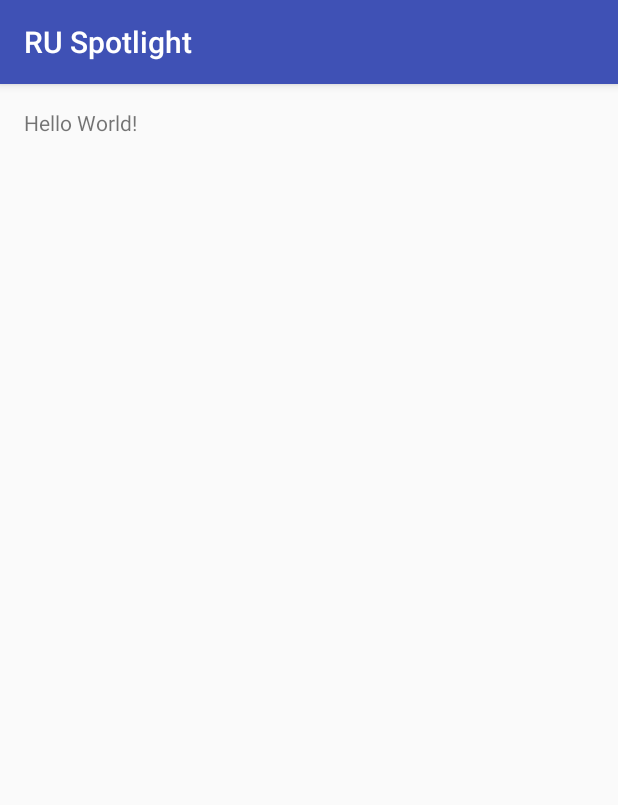
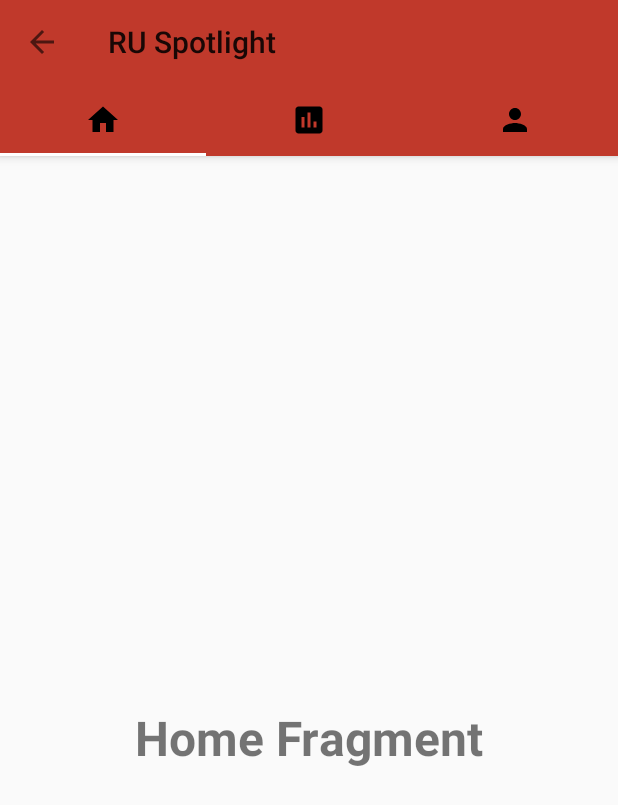
Before and after one commit to kaiomax/RUSpotlight, an Android app: the screen it shows after launch (MainActivity), on a phone screen of 412 x 824 dp. Shown: the top 805 px of the screen. Run offline under Robolectric (Android 15) with nearby library versions, the phone set to English and light mode, and no system bars.

Commit message:
Add main tab layout structure

```diff
--- a/app/build.gradle
+++ b/app/build.gradle
@@ -26,5 +26,6 @@ dependencies {
     })
     compile 'com.android.support:appcompat-v7:24.2.0'
     compile 'com.android.support:support-v4:24.2.0'
+    compile 'com.android.support:design:24.2.1'
     testCompile 'junit:junit:4.12'
 }
--- /dev/null
+++ b/app/src/main/java/br/ruspotlight/HomeFragment.java
@@ -0,0 +1,25 @@
+package br.ruspotlight;
+
+import android.os.Bundle;
+import android.support.v4.app.Fragment;
+import android.view.LayoutInflater;
+import android.view.View;
+import android.view.ViewGroup;
+
+public class HomeFragment extends Fragment {
+    public HomeFragment() {
+        // Required empty public constructor
+    }
+
+    @Override
+    public void onCreate(Bundle savedInstanceState) {
+        super.onCreate(savedInstanceState);
+    }
+
+    @Override
+    public View onCreateView(LayoutInflater inflater, ViewGroup container,
+                             Bundle savedInstanceState) {
+        // Inflate the layout for this fragment
+        return inflater.inflate(R.layout.fragment_home, container, false);
+    }
+}
--- a/app/src/main/java/br/ruspotlight/MainActivity.java
+++ b/app/src/main/java/br/ruspotlight/MainActivity.java
@@ -1,13 +1,86 @@
 package br.ruspotlight;
 
+import android.support.design.widget.TabLayout;
+import android.support.v4.app.Fragment;
+import android.support.v4.app.FragmentManager;
+import android.support.v4.app.FragmentPagerAdapter;
+import android.support.v4.view.ViewPager;
 import android.support.v7.app.AppCompatActivity;
 import android.os.Bundle;
+import android.support.v7.widget.Toolbar;
+
+import java.util.ArrayList;
+import java.util.List;
 
 public class MainActivity extends AppCompatActivity {
+
+    private Toolbar toolbar;
+    private TabLayout tabLayout;
+    private ViewPager viewPager;
+    private int[] tabIcons = {
+            R.drawable.ic_home_black_24dp,
+            R.drawable.ic_insert_chart_black_24dp,
+            R.drawable.ic_person_black_24dp
+    };
 
     @Override
     protected void onCreate(Bundle savedInstanceState) {
         super.onCreate(savedInstanceState);
         setContentView(R.layout.activity_main);
+
+        toolbar = (Toolbar) findViewById(R.id.toolbar);
+        setSupportActionBar(toolbar);
+
+        getSupportActionBar().setDisplayHomeAsUpEnabled(true);
+
+        viewPager = (ViewPager) findViewById(R.id.viewpager);
+        setupViewPager(viewPager);
+
+        tabLayout = (TabLayout) findViewById(R.id.tabs);
+        tabLayout.setupWithViewPager(viewPager);
+        setupTabIcons();
+    }
+
+    private void setupViewPager(ViewPager viewPager) {
+        ViewPagerAdapter adapter = new ViewPagerAdapter(getSupportFragmentManager());
+        adapter.addFragment(new HomeFragment(), "HOME");
+        adapter.addFragment(new StatisticsFragment(), "STATISTICS");
+        adapter.addFragment(new ProfileFragment(), "PROFILE");
+        viewPager.setAdapter(adapter);
+    }
+
+    private void setupTabIcons() {
+        tabLayout.getTabAt(0).setIcon(tabIcons[0]);
+        tabLayout.getTabAt(1).setIcon(tabIcons[1]);
+        tabLayout.getTabAt(2).setIcon(tabIcons[2]);
+    }
+
+    class ViewPagerAdapter extends FragmentPagerAdapter {
+        private final List<Fragment> mFragmentList = new ArrayList<>();
+        private final List<String> mFragmentTitleList = new ArrayList<>();
+
+        public ViewPagerAdapter(FragmentManager manager) {
+            super(manager);
+        }
+
+        @Override
+        public Fragment getItem(int position) {
+            return mFragmentList.get(position);
+        }
+
+        @Override
+        public int getCount() {
+            return mFragmentList.size();
+        }
+
+        public void addFragment(Fragment fragment, String title) {
+            mFragmentList.add(fragment);
+            mFragmentTitleList.add(title);
+        }
+
+        @Override
+        public CharSequence getPageTitle(int position) {
+            return null;
+        }
     }
 }
--- /dev/null
+++ b/app/src/main/java/br/ruspotlight/ProfileFragment.java
@@ -0,0 +1,26 @@
+package br.ruspotlight;
+
+import android.os.Bundle;
+import android.support.v4.app.Fragment;
+import android.view.LayoutInflater;
+import android.view.View;
+import android.view.ViewGroup;
+
+
+public class ProfileFragment extends Fragment {
+    public ProfileFragment() {
+        // Required empty public constructor
+    }
+
+    @Override
+    public void onCreate(Bundle savedInstanceState) {
+        super.onCreate(savedInstanceState);
+    }
+
+    @Override
+    public View onCreateView(LayoutInflater inflater, ViewGroup container,
+                             Bundle savedInstanceState) {
+        // Inflate the layout for this fragment
+        return inflater.inflate(R.layout.fragment_profile, container, false);
+    }
+}
--- /dev/null
+++ b/app/src/main/java/br/ruspotlight/StatisticsFragment.java
@@ -0,0 +1,26 @@
+package br.ruspotlight;
+
+import android.os.Bundle;
+import android.support.v4.app.Fragment;
+import android.view.LayoutInflater;
+import android.view.View;
+import android.view.ViewGroup;
+
+
+public class StatisticsFragment extends Fragment {
+    public StatisticsFragment() {
+        // Required empty public constructor
+    }
+
+    @Override
+    public void onCreate(Bundle savedInstanceState) {
+        super.onCreate(savedInstanceState);
+    }
+
+    @Override
+    public View onCreateView(LayoutInflater inflater, ViewGroup container,
+                             Bundle savedInstanceState) {
+        // Inflate the layout for this fragment
+        return inflater.inflate(R.layout.fragment_statistics, container, false);
+    }
+}
--- /dev/null
+++ b/app/src/main/res/drawable/ic_home_black_24dp.xml
@@ -0,0 +1,9 @@
+<vector xmlns:android="http://schemas.android.com/apk/res/android"
+        android:width="24dp"
+        android:height="24dp"
+        android:viewportWidth="24.0"
+        android:viewportHeight="24.0">
+    <path
+        android:fillColor="#FF000000"
+        android:pathData="M10,20v-6h4v6h5v-8h3L12,3 2,12h3v8z"/>
+</vector>
--- /dev/null
+++ b/app/src/main/res/drawable/ic_insert_chart_black_24dp.xml
@@ -0,0 +1,9 @@
+<vector xmlns:android="http://schemas.android.com/apk/res/android"
+        android:width="24dp"
+        android:height="24dp"
+        android:viewportWidth="24.0"
+        android:viewportHeight="24.0">
+    <path
+        android:fillColor="#FF000000"
+        android:pathData="M19,3L5,3c-1.1,0 -2,0.9 -2,2v14c0,1.1 0.9,2 2,2h14c1.1,0 2,-0.9 2,-2L21,5c0,-1.1 -0.9,-2 -2,-2zM9,17L7,17v-7h2v7zM13,17h-2L11,7h2v10zM17,17h-2v-4h2v4z"/>
+</vector>
--- /dev/null
+++ b/app/src/main/res/drawable/ic_person_black_24dp.xml
@@ -0,0 +1,9 @@
+<vector xmlns:android="http://schemas.android.com/apk/res/android"
+        android:width="24dp"
+        android:height="24dp"
+        android:viewportWidth="24.0"
+        android:viewportHeight="24.0">
+    <path
+        android:fillColor="#FF000000"
+        android:pathData="M12,12c2.21,0 4,-1.79 4,-4s-1.79,-4 -4,-4 -4,1.79 -4,4 1.79,4 4,4zM12,14c-2.67,0 -8,1.34 -8,4v2h16v-2c0,-2.66 -5.33,-4 -8,-4z"/>
+</vector>
--- a/app/src/main/res/layout/activity_main.xml
+++ b/app/src/main/res/layout/activity_main.xml
@@ -1,17 +1,31 @@
 <?xml version="1.0" encoding="utf-8"?>
-<RelativeLayout xmlns:android="http://schemas.android.com/apk/res/android"
-    xmlns:tools="http://schemas.android.com/tools"
-    android:id="@+id/activity_main"
+<android.support.design.widget.CoordinatorLayout xmlns:android="http://schemas.android.com/apk/res/android"
+    xmlns:app="http://schemas.android.com/apk/res-auto"
     android:layout_width="match_parent"
-    android:layout_height="match_parent"
-    android:paddingBottom="@dimen/activity_vertical_margin"
-    android:paddingLeft="@dimen/activity_horizontal_margin"
-    android:paddingRight="@dimen/activity_horizontal_margin"
-    android:paddingTop="@dimen/activity_vertical_margin"
-    tools:context="br.ruspotlight.MainActivity">
+    android:layout_height="match_parent">
 
-    <TextView
-        android:layout_width="wrap_content"
-        android:layout_height="wrap_content"
-        android:text="Hello World!" />
-</RelativeLayout>
+    <android.support.design.widget.AppBarLayout
+        android:layout_width="match_parent"
+        android:layout_height="wrap_content">
+
+        <android.support.v7.widget.Toolbar
+            android:id="@+id/toolbar"
+            android:layout_width="match_parent"
+            android:layout_height="?attr/actionBarSize"
+            android:background="?attr/colorPrimary"
+            app:layout_scrollFlags="scroll|enterAlways" />
+
+        <android.support.design.widget.TabLayout
+            android:id="@+id/tabs"
+            android:layout_width="match_parent"
+            android:layout_height="wrap_content"
+            app:tabMode="fixed"
+            app:tabGravity="fill" />
+    </android.support.design.widget.AppBarLayout>
+
+    <android.support.v4.view.ViewPager
+        android:id="@+id/viewpager"
+        android:layout_width="match_parent"
+        android:layout_height="match_parent"
+        app:layout_behavior="@string/appbar_scrolling_view_behavior" />
+</android.support.design.widget.CoordinatorLayout>
--- /dev/null
+++ b/app/src/main/res/layout/fragment_home.xml
@@ -0,0 +1,15 @@
+<RelativeLayout xmlns:android="http://schemas.android.com/apk/res/android"
+    xmlns:tools="http://schemas.android.com/tools"
+    android:layout_width="match_parent"
+    android:layout_height="match_parent"
+    tools:context="br.ruspotlight.HomeFragment">
+
+    <TextView
+        android:layout_width="wrap_content"
+        android:layout_height="wrap_content"
+        android:text="Home Fragment"
+        android:textSize="32dp"
+        android:textStyle="bold"
+        android:layout_centerInParent="true"/>
+
+</RelativeLayout>
--- /dev/null
+++ b/app/src/main/res/layout/fragment_profile.xml
@@ -0,0 +1,15 @@
+<RelativeLayout xmlns:android="http://schemas.android.com/apk/res/android"
+    xmlns:tools="http://schemas.android.com/tools"
+    android:layout_width="match_parent"
+    android:layout_height="match_parent"
+    tools:context="br.ruspotlight.HomeFragment">
+
+    <TextView
+        android:layout_width="wrap_content"
+        android:layout_height="wrap_content"
+        android:text="Profile Fragment"
+        android:textSize="32dp"
+        android:textStyle="bold"
+        android:layout_centerInParent="true"/>
+
+</RelativeLayout>
--- /dev/null
+++ b/app/src/main/res/layout/fragment_statistics.xml
@@ -0,0 +1,15 @@
+<RelativeLayout xmlns:android="http://schemas.android.com/apk/res/android"
+    xmlns:tools="http://schemas.android.com/tools"
+    android:layout_width="match_parent"
+    android:layout_height="match_parent"
+    tools:context="br.ruspotlight.HomeFragment">
+
+    <TextView
+        android:layout_width="wrap_content"
+        android:layout_height="wrap_content"
+        android:text="Statistics Fragment"
+        android:textSize="32dp"
+        android:textStyle="bold"
+        android:layout_centerInParent="true"/>
+
+</RelativeLayout>
--- a/app/src/main/res/values/colors.xml
+++ b/app/src/main/res/values/colors.xml
@@ -1,6 +1,6 @@
 <?xml version="1.0" encoding="utf-8"?>
 <resources>
-    <color name="colorPrimary">#3F51B5</color>
-    <color name="colorPrimaryDark">#303F9F</color>
-    <color name="colorAccent">#FF4081</color>
+    <color name="colorPrimary">#c0392b</color>
+    <color name="colorPrimaryDark">#86271e</color>
+    <color name="colorAccent">#ffffff</color>
 </resources>
--- a/app/src/main/res/values/styles.xml
+++ b/app/src/main/res/values/styles.xml
@@ -2,7 +2,8 @@
 
     <!-- Base application theme. -->
     <style name="AppTheme" parent="Theme.AppCompat.Light.DarkActionBar">
-        <!-- Customize your theme here. -->
+        <item name="windowNoTitle">true</item>
+        <item name="windowActionBar">false</item>
         <item name="colorPrimary">@color/colorPrimary</item>
         <item name="colorPrimaryDark">@color/colorPrimaryDark</item>
         <item name="colorAccent">@color/colorAccent</item>
```
